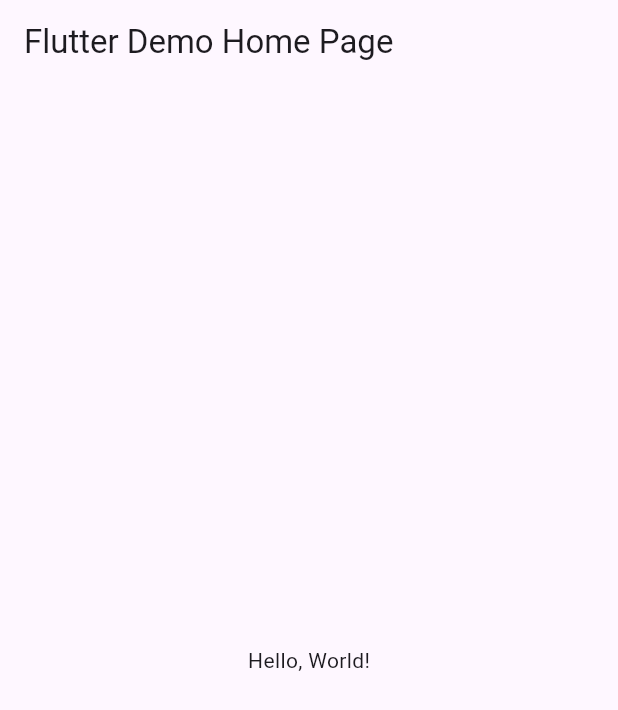
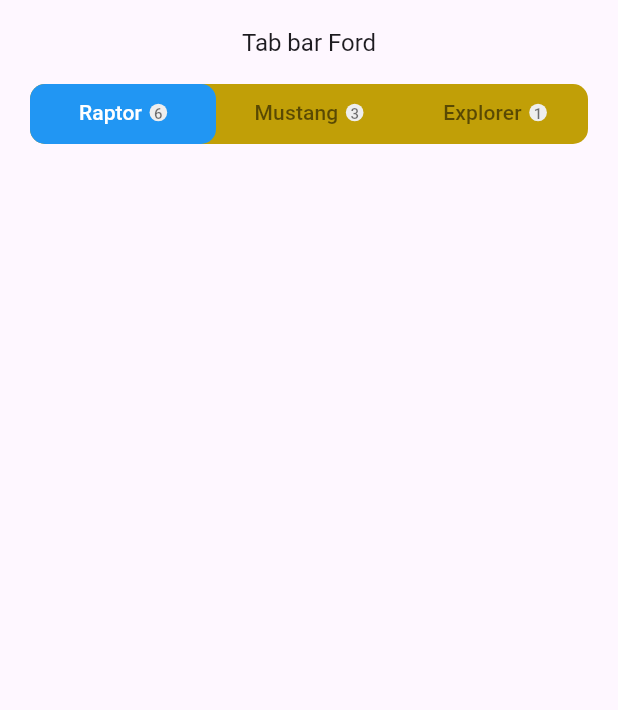
Before and after one commit to OneDavidrdz131/UIIACT7RODRIGUEZ0543, a Flutter app: the screen it shows after launch, on a phone screen of 412 x 824 dp. Shown: the top 710 px of the screen. Run offline on Flutter 3.47's test engine with Material 3 defaults, Android fonts, the phone set to English and light mode, and no system bars.

Commit message:
version2

```diff
--- /dev/null
+++ b/lib/home_page.dart
@@ -0,0 +1,53 @@
+import 'package:flutter/material.dart';
+import 'package:rodriguez0543/tab_item.dart';
+
+class HomePage extends StatelessWidget {
+  const HomePage({Key? key}) : super(key: key);
+
+  @override
+  Widget build(BuildContext context) {
+    return DefaultTabController(
+        length: 3,
+        child: Scaffold(
+          appBar: AppBar(
+            title: const Text(
+              "Tab bar Ford",
+              style: TextStyle(fontSize: 16),
+            ),
+            centerTitle: true,
+            bottom: PreferredSize(
+              preferredSize: const Size.fromHeight(40),
+              child: ClipRRect(
+                borderRadius: const BorderRadius.all(Radius.circular(10)),
+                child: Container(
+                  height: 40,
+                  margin: const EdgeInsets.symmetric(horizontal: 20),
+                  decoration: BoxDecoration(
+                    borderRadius: const BorderRadius.all(Radius.circular(10)),
+                    color: Color(0xffc19f07),
+                  ),
+                  child: const TabBar(
+                    indicatorSize: TabBarIndicatorSize.tab,
+                    dividerColor: Colors.transparent,
+                    indicator: BoxDecoration(
+                      color: Colors.blue,
+                      borderRadius: BorderRadius.all(Radius.circular(10)),
+                    ),
+                    labelColor: Colors.white,
+                    unselectedLabelColor: Colors.black54,
+                    tabs: [
+                      TabItem(
+                        title: "Raptor",
+                        count: 6,
+                      ),
+                      TabItem(title: "Mustang", count: 3),
+                      TabItem(title: "Explorer", count: 1)
+                    ],
+                  ),
+                ),
+              ),
+            ),
+          ),
+        ));
+  }
+}
--- a/lib/main.dart
+++ b/lib/main.dart
@@ -1,43 +1,16 @@
 import 'package:flutter/material.dart';
+import 'package:rodriguez0543/home_page.dart';
 
-void main() => runApp(MyApp());
+void main() => runApp(const Myapptabbar());
 
-class MyApp extends StatelessWidget {
-  const MyApp({super.key});
-  // This widget is the root of your application.
+class Myapptabbar extends StatelessWidget {
+  const Myapptabbar({Key? key}) : super(key: key);
+
   @override
   Widget build(BuildContext context) {
-    return MaterialApp(
-      // Application name
-      title: 'Flutter Hello World',
-      // Application theme data, you can set the colors for the application as
-      // you want
-      theme: ThemeData(
-        // useMaterial3: false,
-        primarySwatch: Colors.blue,
-      ),
-      // A widget which will be started on application startup
-      home: MyHomePage(title: 'Flutter Demo Home Page'),
+    return const MaterialApp(
+      debugShowCheckedModeBanner: false,
+      home: HomePage(),
     );
   }
 }
-
-class MyHomePage extends StatelessWidget {
-  final String title;
-  const MyHomePage({super.key, required this.title});
-
-  @override
-  Widget build(BuildContext context) {
-    return Scaffold(
-      appBar: AppBar(
-        // The title text which will be shown on the action bar
-        title: Text(title),
-      ),
-      body: Center(
-        child: Text(
-          'Hello, World!',
-        ),
-      ),
-    );
-  }
-}
--- /dev/null
+++ b/lib/tab_item.dart
@@ -0,0 +1,51 @@
+import 'dart:ui';
+
+import 'package:flutter/material.dart';
+
+class TabItem extends StatelessWidget {
+  final String title;
+  final int count;
+
+  const TabItem({
+    super.key,
+    required this.title,
+    required this.count,
+  });
+
+  @override
+  Widget build(BuildContext context) {
+    return Tab(
+      child: Row(
+        mainAxisAlignment: MainAxisAlignment.center,
+        children: [
+          Text(
+            title,
+            overflow: TextOverflow.ellipsis,
+          ),
+          count > 0
+              ? Container(
+                  margin: const EdgeInsetsDirectional.only(start: 5),
+                  padding: const EdgeInsets.all(3),
+                  decoration: BoxDecoration(
+                    color: Colors.grey.shade200,
+                    shape: BoxShape.circle,
+                  ),
+                  child: Center(
+                    child: Text(
+                      count > 9 ? "9+" : count.toString(),
+                      style: const TextStyle(
+                        color: Colors.black54,
+                        fontSize: 10,
+                      ),
+                    ),
+                  ),
+                )
+              : const SizedBox(
+                  width: 0,
+                  height: 0,
+                ),
+        ],
+      ),
+    );
+  }
+}
```
